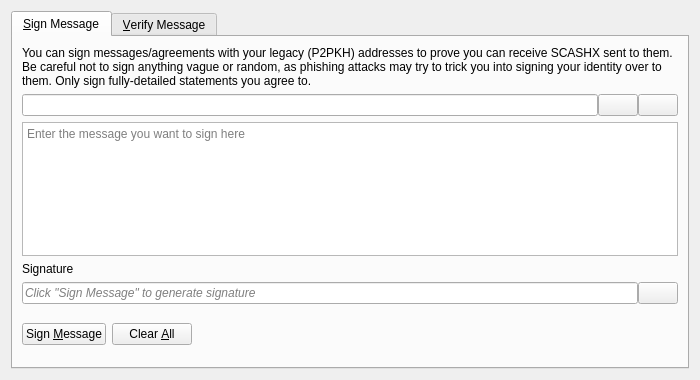
First picture: the form in src/qt/forms/signverifymessagedialog.ui, repository snailcoinpow/snailcoin, before the edit.
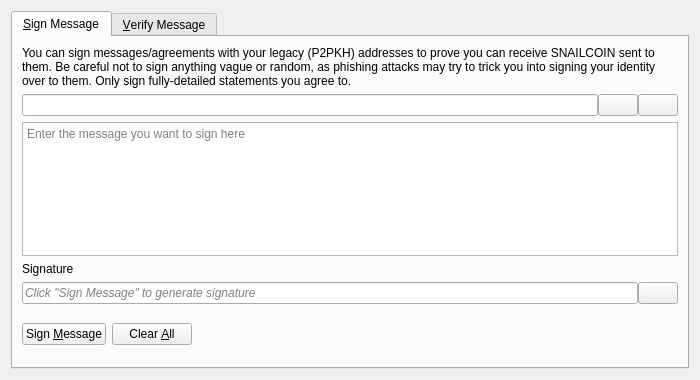
Second picture: the form after the edit. Icons and pictures are not drawn. Custom widgets are drawn as their Qt base class.

Diff of the .ui file:
```diff
--- a/src/qt/forms/signverifymessagedialog.ui
+++ b/src/qt/forms/signverifymessagedialog.ui
@@ -30,7 +30,7 @@
        <item>
         <widget class="QLabel" name="infoLabel_SM">
          <property name="text">
-          <string>You can sign messages/agreements with your legacy (P2PKH) addresses to prove you can receive SCASHX sent to them. Be careful not to sign anything vague or random, as phishing attacks may try to trick you into signing your identity over to them. Only sign fully-detailed statements you agree to.</string>
+          <string>You can sign messages/agreements with your legacy (P2PKH) addresses to prove you can receive SNAILCOIN sent to them. Be careful not to sign anything vague or random, as phishing attacks may try to trick you into signing your identity over to them. Only sign fully-detailed statements you agree to.</string>
          </property>
          <property name="textFormat">
           <enum>Qt::PlainText</enum>
```
